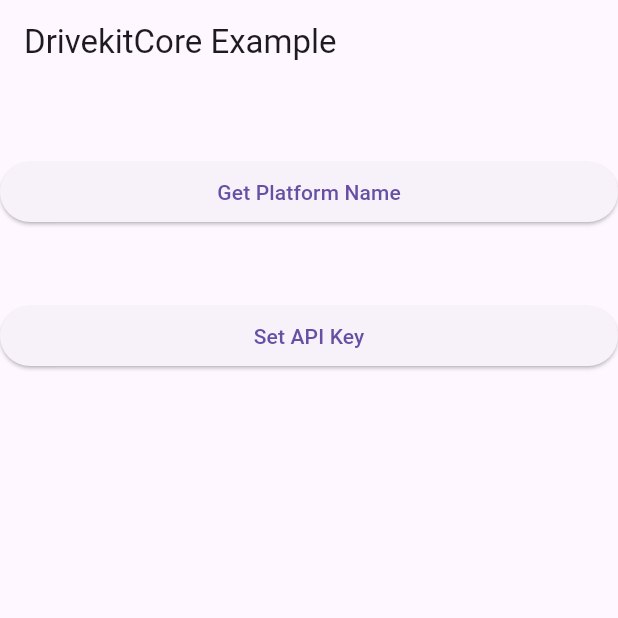
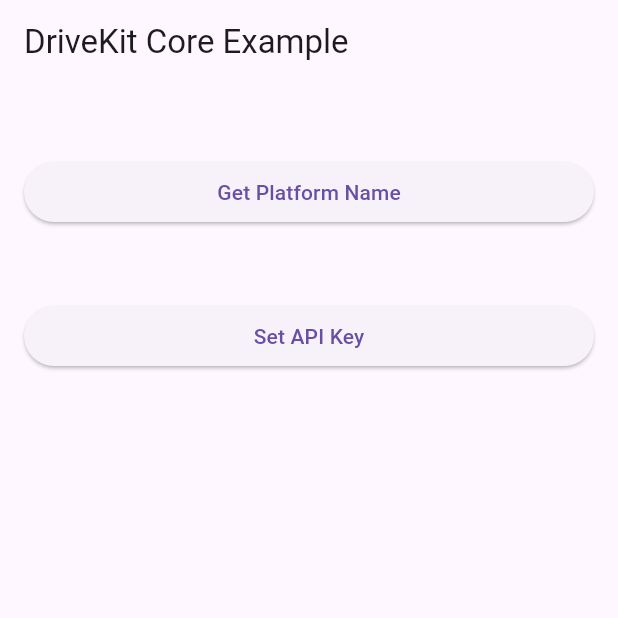
Before and after one commit to DriveQuantPublic/flutter-drivekit, a Flutter app: the screen it shows after launch, on a phone screen of 412 x 824 dp, the top half of it. Run offline on Flutter 3.47's test engine with Material 3 defaults, Android fonts, the phone set to English and light mode, and no system bars; our stand-ins replace gap, plugin_platform_interface, sliver_tools.

Commit message:
feat(core example): add padding

```diff
--- a/packages/drivekit_core/flutter_drivekit_core/example/lib/main.dart
+++ b/packages/drivekit_core/flutter_drivekit_core/example/lib/main.dart
@@ -24,14 +24,23 @@ class HomePage extends StatefulWidget {
 class _HomePageState extends State<HomePage> {
   @override
   Widget build(BuildContext context) {
-    return Scaffold(
-      appBar: AppBar(title: const Text('DrivekitCore Example')),
-      body: const CustomScrollView(
+    return const Scaffold(
+      body: CustomScrollView(
         slivers: [
+          SliverAppBar(
+            title: Text('DriveKit Core Example'),
+            pinned: true,
+          ),
           SliverGap(32),
-          SliverPlatformName(),
+          SliverPadding(
+            padding: EdgeInsets.symmetric(horizontal: 16),
+            sliver: SliverPlatformName(),
+          ),
           SliverGap(32),
-          SliverApiKey(),
+          SliverPadding(
+            padding: EdgeInsets.symmetric(horizontal: 16),
+            sliver: SliverApiKey(),
+          ),
           SliverGap(32),
         ],
       ),
```
